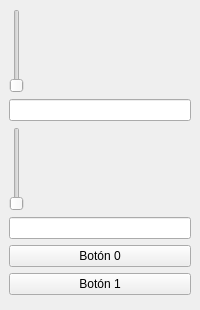
Qt form p3-slave-gui/ui/mainwindow.ui (rsalinas/upv-sii-modbus) before a commit.
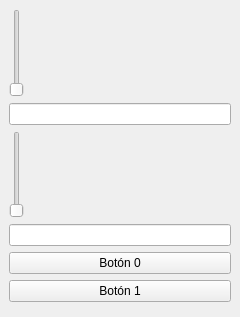
The same form after that commit.

Commit message: auto-BuildsOK

```diff
--- a/p3-slave-gui/ui/mainwindow.ui
+++ b/p3-slave-gui/ui/mainwindow.ui
@@ -2,6 +2,14 @@
 <ui version="4.0">
  <class>MainWindow</class>
  <widget class="QMainWindow" name="MainWindow">
+  <property name="geometry">
+   <rect>
+    <x>0</x>
+    <y>0</y>
+    <width>240</width>
+    <height>317</height>
+   </rect>
+  </property>
   <widget class="QWidget" name="centralwidget">
    <layout class="QVBoxLayout">
     <item><widget class="QSlider" name="sliderPressure"/></item>
```
Left out of the diff: 62 changed lines with no effect on the pictures. The commit also changes 1 other file.
